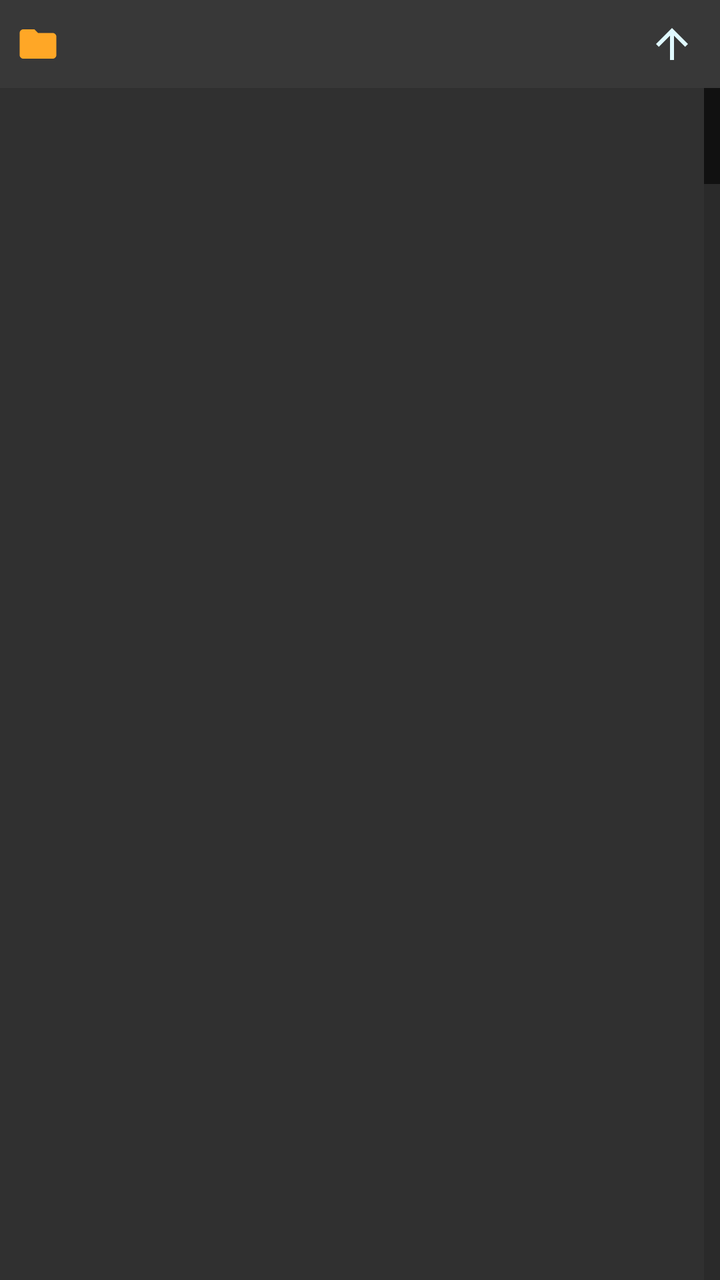
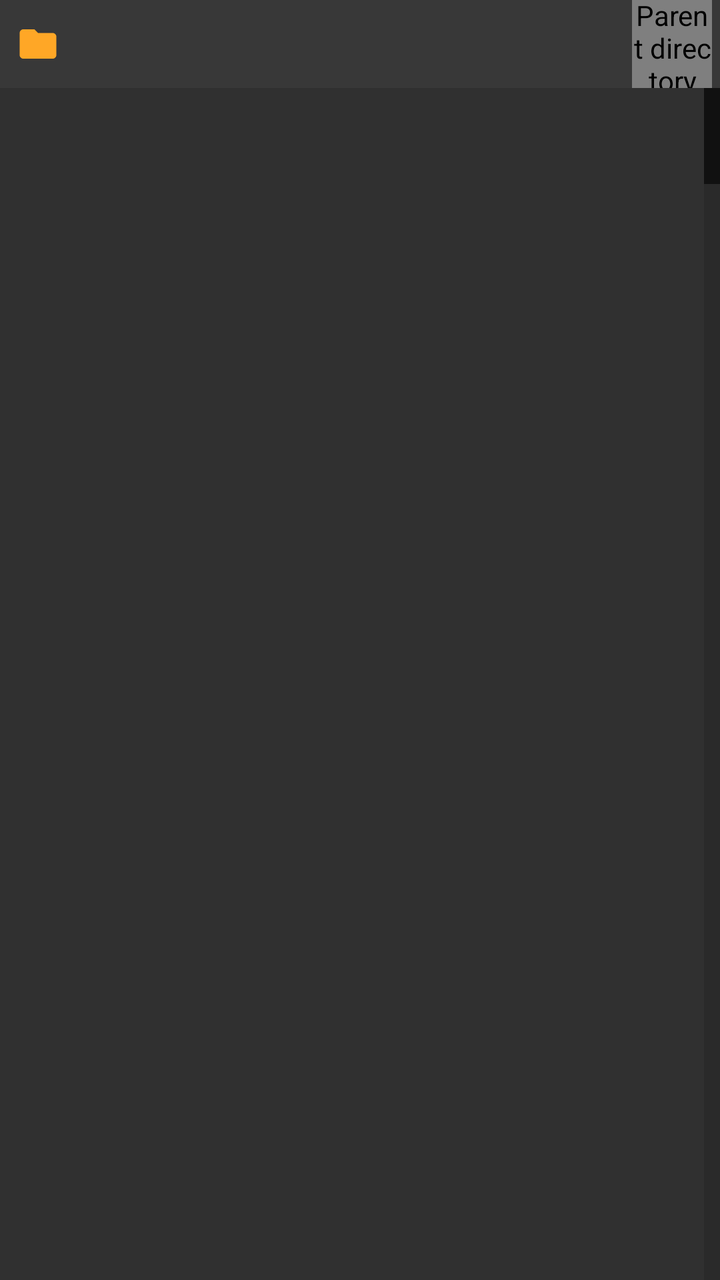

Two renders of the same Android screen: before a commit and after it. Below are the layout's source before the change and the commit's diff.
<!-- AndroidManifest.xml: application theme Theme.UsefulUnpack -->
<!-- res/layout/dialog_folder_picker.xml -->
<?xml version="1.0" encoding="utf-8"?>
<LinearLayout xmlns:android="http://schemas.android.com/apk/res/android"
    xmlns:app="http://schemas.android.com/apk/res-auto"
    android:layout_width="match_parent"
    android:layout_height="match_parent"
    android:orientation="vertical">

    <LinearLayout
        android:layout_width="match_parent"
        android:layout_height="44dp"
        android:orientation="horizontal"
        android:gravity="center_vertical"
        android:background="@color/bg_pathbar"
        android:paddingStart="8dp"
        android:paddingEnd="4dp">

        <ImageView
            android:layout_width="22dp"
            android:layout_height="22dp"
            android:src="@drawable/ic_folder"
            app:tint="@color/state_warning"
            android:importantForAccessibility="no" />

        <TextView
            android:id="@+id/folderPath"
            android:layout_width="0dp"
            android:layout_height="wrap_content"
            android:layout_weight="1"
            android:layout_marginStart="8dp"
            android:textSize="13sp"
            android:textColor="@color/text_secondary"
            android:singleLine="true"
            android:ellipsize="start" />

        <ImageButton
            android:id="@+id/btnFolderUp"
            android:layout_width="40dp"
            android:layout_height="40dp"
            android:src="@drawable/ic_back"
            app:tint="@color/text_primary"
            android:background="?attr/selectableItemBackgroundBorderless"
            android:contentDescription="@string/parent_dir" />
    </LinearLayout>

    <ListView
        android:id="@+id/folderList"
        android:layout_width="match_parent"
        android:layout_height="0dp"
        android:layout_weight="1"
        android:divider="@color/divider"
        android:dividerHeight="1dp"
        android:listSelector="#40ffffff"
        android:fastScrollEnabled="true"
        android:fastScrollAlwaysVisible="true"
        android:fastScrollThumbDrawable="@drawable/fastscroll_thumb"
        android:fastScrollTrackDrawable="@drawable/fastscroll_track" />

</LinearLayout>
<!-- resources referenced by this layout -->
<resources>
  <color name="bg_pathbar">#383838</color>
  <color name="divider">#1a1a1a</color>
  <color name="state_warning">#ffa726</color>
  <color name="text_primary">#e0f9ff</color>
  <color name="text_secondary">#b0b0b0</color>
  <!-- drawable fastscroll_thumb (drawable) -->
  <?xml version="1.0" encoding="utf-8"?>
  <shape xmlns:android="http://schemas.android.com/apk/res/android"
      android:shape="rectangle">
      <size android:width="10dp" android:height="60dp" />
      <solid android:color="#E635ACC6" />
      <corners android:radius="5dp" />
  </shape>
  <!-- drawable fastscroll_track (drawable) -->
  <?xml version="1.0" encoding="utf-8"?>
  <shape xmlns:android="http://schemas.android.com/apk/res/android"
      android:shape="rectangle">
      <size android:width="4dp" />
      <solid android:color="#33FFFFFF" />
      <corners android:radius="2dp" />
  </shape>
  <!-- drawable ic_back (drawable) -->
  <?xml version="1.0" encoding="utf-8"?>
  <vector xmlns:android="http://schemas.android.com/apk/res/android"
      android:width="24dp"
      android:height="24dp"
      android:viewportWidth="24"
      android:viewportHeight="24">
      <path
          android:fillColor="#FFFFFFFF"
          android:pathData="M4,12l1.41,1.41L11,7.83V20h2V7.83l5.58,5.59L20,12l-8,-8 -8,8Z" />
  </vector>
  <!-- drawable ic_folder (drawable) -->
  <?xml version="1.0" encoding="utf-8"?>
  <vector xmlns:android="http://schemas.android.com/apk/res/android"
      android:width="24dp"
      android:height="24dp"
      android:viewportWidth="24"
      android:viewportHeight="24">
      <path
          android:fillColor="#FFFFFFFF"
          android:pathData="M10,4H4c-1.1,0 -1.99,0.9 -1.99,2L2,18c0,1.1 0.9,2 2,2h16c1.1,0 2,-0.9 2,-2V8c0,-1.1 -0.9,-2 -2,-2h-8l-2,-2z" />
  </vector>
  <string name="parent_dir">Parent directory</string>
  <color name="accent">#35acc6</color>
  <color name="bg_surface">#303030</color>
  <color name="accent_dark">#00728b</color>
  <color name="accent_on">#06222a</color>
  <color name="state_error">#ff5252</color>
  <!-- drawable scrollbar_thumb_vertical (drawable) -->
  <?xml version="1.0" encoding="utf-8"?>
  <shape xmlns:android="http://schemas.android.com/apk/res/android"
      android:shape="rectangle">
      <size android:width="14dp" android:height="48dp" />
      <solid android:color="#59FFFFFF" />
      <corners android:radius="7dp" />
  </shape>
  <!-- drawable scrollbar_track_vertical (drawable) -->
  <?xml version="1.0" encoding="utf-8"?>
  <shape xmlns:android="http://schemas.android.com/apk/res/android"
      android:shape="rectangle">
      <size android:width="14dp" />
      <solid android:color="#1FFFFFFF" />
      <corners android:radius="7dp" />
  </shape>
  <color name="bg_surface_dim">#252525</color>
  <!-- drawable dialog_bg_rounded (drawable) -->
  <?xml version="1.0" encoding="utf-8"?>
  <shape xmlns:android="http://schemas.android.com/apk/res/android"
      android:shape="rectangle">
      <solid android:color="@color/bg_surface_dim" />
      <corners android:radius="14dp" />
  </shape>
  <style name="Widget.UsefulUnpack.Button.Positive" parent="Widget.AppCompat.Button.ButtonBar.AlertDialog">
          <item name="android:textColor">@color/accent</item>
      </style>
  <style name="Widget.UsefulUnpack.Button.Negative" parent="Widget.AppCompat.Button.ButtonBar.AlertDialog">
          <item name="android:textColor">@color/text_secondary</item>
      </style>
  <style name="Widget.UsefulUnpack.Button.Neutral" parent="Widget.AppCompat.Button.ButtonBar.AlertDialog">
          <item name="android:textColor">@color/accent</item>
      </style>
  <!-- unchanged entries left out for length: 2 -->
</resources>

<!-- the commit's change to res/layout/dialog_folder_picker.xml (unified diff, before → after) -->
@@ -32,10 +32,10 @@
             android:singleLine="true"
             android:ellipsize="start" />
 
-        <ImageButton
+        <com.usefulunpacker.UuIconButton
             android:id="@+id/btnFolderUp"
             android:layout_width="40dp"
-            android:layout_height="40dp"
+            android:layout_height="@dimen/touch_target"
             android:src="@drawable/ic_back"
             app:tint="@color/text_primary"
             android:background="?attr/selectableItemBackgroundBorderless"
<!-- resource entries referenced after the edit -->
@@ -5,6 +5,7 @@
   <color name="state_warning">#ffa726</color>
   <color name="text_primary">#e0f9ff</color>
   <color name="text_secondary">#b0b0b0</color>
+  <dimen name="touch_target">48dp</dimen>
   <!-- drawable fastscroll_thumb (drawable) -->
   <?xml version="1.0" encoding="utf-8"?>
   <shape xmlns:android="http://schemas.android.com/apk/res/android"
